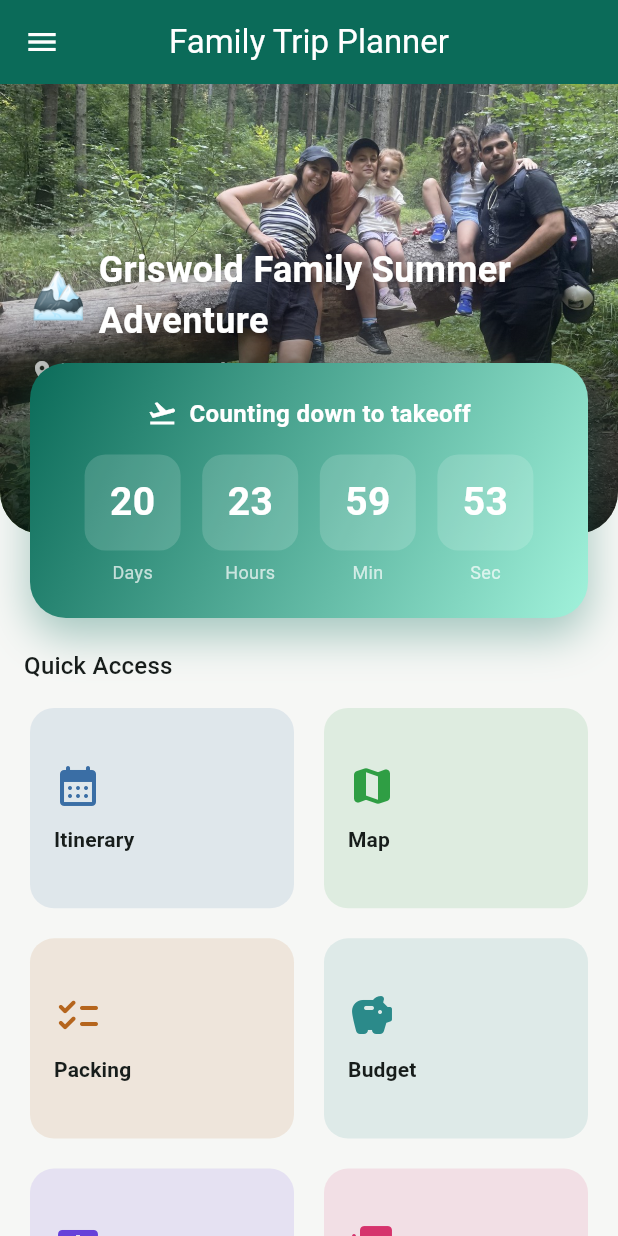
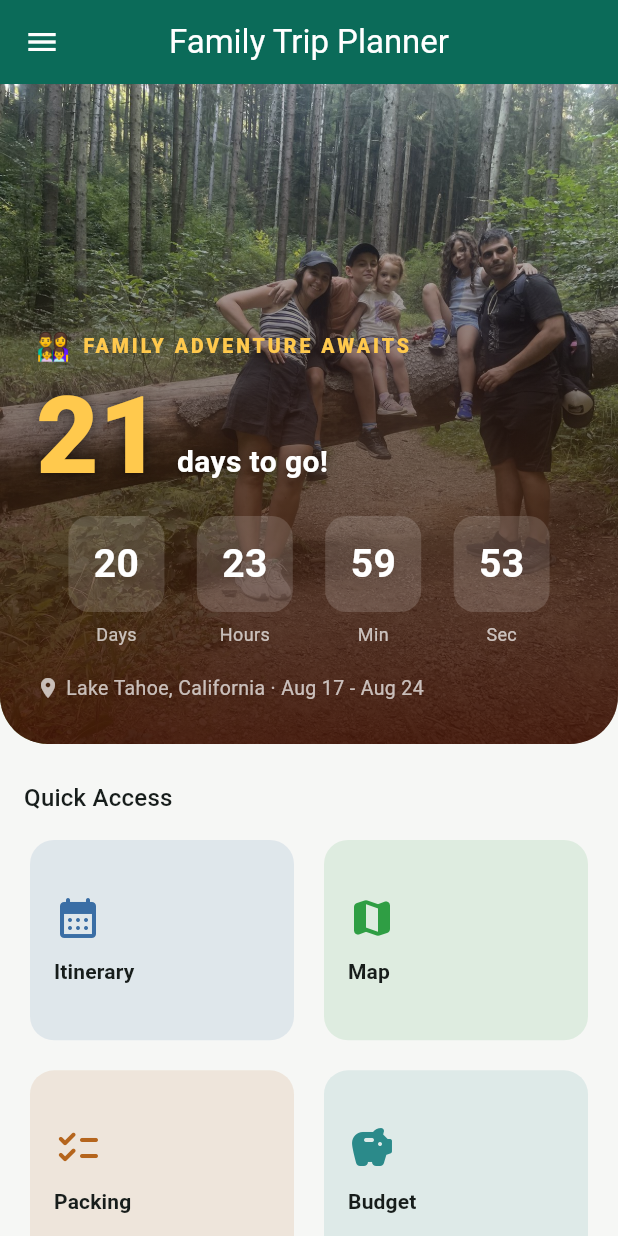
Before and after one commit to yomtovg1-sys/Family-trip-app, a Flutter app: the screen it shows after launch, on a phone screen of 412 x 824 dp. Run offline on Flutter 3.47's test engine with Material 3 defaults, Android fonts, the phone set to English and light mode, and no system bars; our stand-ins replace flutter_map, latlong2.

Commit message:
Make the countdown a large warm hero card on Home
Merges the trip photo and countdown into a single tall hero block that
is the first thing shown on the Home screen: a big gold "X days to go!"
headline over the family photo, the live ticking Days/Hours/Min/Sec row
beneath it, and a warm sunset-toned scrim in place of the flat black
overlay. Also adapts the headline and copy for the on-trip and
trip-completed states, with a Photo Journal shortcut once the trip ends.

```diff
--- a/lib/screens/home_screen.dart
+++ b/lib/screens/home_screen.dart
@@ -9,9 +9,6 @@ import '../widgets/countdown_timer.dart';
 
 class HomeScreen extends StatelessWidget {
   const HomeScreen({super.key});
-
-  static const double _heroHeight = 300;
-  static const double _cardOverlap = 56;
 
   @override
   Widget build(BuildContext context) {
@@ -29,24 +26,9 @@ class HomeScreen extends StatelessWidget {
       body: ListView(
         padding: EdgeInsets.zero,
         children: [
-          Stack(
-            clipBehavior: Clip.none,
-            children: [
-              SizedBox(
-                height: _heroHeight,
-                width: double.infinity,
-                child: _HeroPhoto(trip: trip),
-              ),
-              Positioned(
-                left: 20,
-                right: 20,
-                bottom: -_cardOverlap,
-                child: _TripStatusCard(trip: trip),
-              ),
-            ],
-          ),
+          _CountdownHeroCard(trip: trip),
           Padding(
-            padding: const EdgeInsets.fromLTRB(16, _cardOverlap + 20, 16, 16),
+            padding: const EdgeInsets.fromLTRB(16, 24, 16, 16),
             child: Column(
               crossAxisAlignment: CrossAxisAlignment.start,
               children: [
@@ -76,17 +58,25 @@ class HomeScreen extends StatelessWidget {
   }
 }
 
-class _HeroPhoto extends StatelessWidget {
+/// The big, warm, family-facing countdown hero. This is the first thing a
+/// family member sees when opening the app: the trip photo as a backdrop
+/// with a large, exciting countdown overlaid on top.
+class _CountdownHeroCard extends StatelessWidget {
   final Trip trip;
 
-  const _HeroPhoto({required this.trip});
+  const _CountdownHeroCard({required this.trip});
+
+  static const _gold = Color(0xFFFFC94D);
 
   @override
   Widget build(BuildContext context) {
     final dateFormat = DateFormat('MMM d');
 
     return ClipRRect(
-      borderRadius: const BorderRadius.vertical(bottom: Radius.circular(28)),
+      borderRadius: const BorderRadius.vertical(bottom: Radius.circular(32)),
+      child: SizedBox(
+        height: 440,
+        width: double.infinity,
         child: Stack(
           fit: StackFit.expand,
           children: [
@@ -96,135 +86,155 @@ class _HeroPhoto extends StatelessWidget {
                 gradient: LinearGradient(
                   begin: Alignment.topCenter,
                   end: Alignment.bottomCenter,
-                colors: [Colors.transparent, Colors.black87],
-                stops: [0.35, 1.0],
+                  colors: [
+                    Color(0x00000000),
+                    Color(0x992E1608),
+                    Color(0xE83E1204),
+                  ],
+                  stops: [0.0, 0.5, 1.0],
                 ),
               ),
             ),
-          Positioned(
-            left: 20,
-            right: 20,
-            bottom: 76,
+            Padding(
+              padding: const EdgeInsets.fromLTRB(24, 20, 24, 28),
               child: Column(
+                mainAxisAlignment: MainAxisAlignment.end,
                 crossAxisAlignment: CrossAxisAlignment.start,
-              mainAxisSize: MainAxisSize.min,
                 children: [
                   Row(
                     children: [
-                    Text(trip.heroEmoji, style: const TextStyle(fontSize: 30)),
+                      const Text('👨‍👩‍👧‍👦', style: TextStyle(fontSize: 18)),
                       const SizedBox(width: 8),
-                    Expanded(
-                      child: Text(
-                        trip.name,
+                      Text(
+                        _eyebrow(),
                         style: const TextStyle(
-                          color: Colors.white,
-                          fontSize: 24,
-                          fontWeight: FontWeight.bold,
-                          shadows: [Shadow(blurRadius: 8, color: Colors.black45)],
-                        ),
+                          color: _gold,
+                          fontSize: 13,
+                          fontWeight: FontWeight.w800,
+                          letterSpacing: 2,
                         ),
                       ),
                     ],
                   ),
-                const SizedBox(height: 6),
+                  const SizedBox(height: 10),
+                  _buildHeadline(context),
+                  const SizedBox(height: 18),
+                  _buildBody(context),
+                  const SizedBox(height: 18),
                   Row(
                     children: [
                       const Icon(Icons.location_on, color: Colors.white70, size: 16),
                       const SizedBox(width: 4),
-                    Text(
-                      trip.destination,
-                      style: const TextStyle(color: Colors.white70, fontSize: 14),
+                      Expanded(
+                        child: Text(
+                          '${trip.destination} · ${dateFormat.format(trip.startDate)} - ${dateFormat.format(trip.endDate)}',
+                          style: const TextStyle(color: Colors.white70, fontSize: 13),
+                          overflow: TextOverflow.ellipsis,
+                        ),
                       ),
                     ],
-                ),
-                const SizedBox(height: 4),
-                Text(
-                  '${dateFormat.format(trip.startDate)} - ${dateFormat.format(trip.endDate)} · ${trip.durationInDays} days',
-                  style: const TextStyle(color: Colors.white70, fontSize: 13),
                   ),
                 ],
               ),
             ),
           ],
         ),
-    );
-  }
-}
-
-class _TripStatusCard extends StatelessWidget {
-  final Trip trip;
-
-  const _TripStatusCard({required this.trip});
-
-  @override
-  Widget build(BuildContext context) {
-    final theme = Theme.of(context);
-
-    return Container(
-      padding: const EdgeInsets.all(22),
-      decoration: BoxDecoration(
-        gradient: LinearGradient(
-          begin: Alignment.topLeft,
-          end: Alignment.bottomRight,
-          colors: [theme.colorScheme.primary, theme.colorScheme.primaryContainer],
       ),
-        borderRadius: BorderRadius.circular(24),
-        boxShadow: [
-          BoxShadow(
-            color: theme.colorScheme.primary.withValues(alpha: 0.35),
-            blurRadius: 24,
-            offset: const Offset(0, 12),
-          ),
-        ],
-      ),
-      child: _buildContent(context),
     );
   }
 
-  Widget _buildContent(BuildContext context) {
+  String _eyebrow() {
+    if (trip.hasEnded) return 'ADVENTURE COMPLETE';
+    if (trip.hasStarted) return 'LIVING THE ADVENTURE';
+    return 'FAMILY ADVENTURE AWAITS';
+  }
+
+  Widget _buildHeadline(BuildContext context) {
     if (trip.hasEnded) {
-      return const _StatusHeadline(icon: Icons.emoji_events, text: 'What a trip! 🎉');
+      return const Text(
+        'What a trip! 🎉',
+        style: TextStyle(
+          color: Colors.white,
+          fontSize: 34,
+          fontWeight: FontWeight.w800,
+          shadows: [Shadow(blurRadius: 10, color: Colors.black45)],
+        ),
+      );
     }
     if (trip.hasStarted) {
       final dayNumber = (DateTime.now().difference(trip.startDate).inDays + 1)
           .clamp(1, trip.durationInDays);
-      return Column(
+      return _BigStat(number: '$dayNumber', suffix: 'of ${trip.durationInDays} days');
+    }
+    final days = trip.timeUntilStart.isNegative ? 0 : trip.timeUntilStart.inDays;
+    return _BigStat(number: '$days', suffix: days == 1 ? 'day to go!' : 'days to go!');
+  }
+
+  Widget _buildBody(BuildContext context) {
+    if (trip.hasEnded) {
+      return Row(
         children: [
-          const _StatusHeadline(icon: Icons.hiking, text: "You're on the trip!"),
-          const SizedBox(height: 8),
-          Text(
-            'Day $dayNumber of ${trip.durationInDays}',
+          Expanded(
+            child: Text(
+              'Relive the memories from ${trip.destination}',
               style: const TextStyle(color: Colors.white70, fontSize: 14),
+            ),
+          ),
+          const SizedBox(width: 12),
+          OutlinedButton(
+            style: OutlinedButton.styleFrom(
+              foregroundColor: Colors.white,
+              side: const BorderSide(color: Colors.white70),
+            ),
+            onPressed: () => Navigator.of(context).pushNamed(AppSection.photosRoute),
+            child: const Text('Photo Journal'),
           ),
         ],
       );
     }
-    return Column(
-      children: [
-        const _StatusHeadline(icon: Icons.flight_takeoff, text: 'Counting down to takeoff'),
-        const SizedBox(height: 16),
-        CountdownTimer(target: trip.startDate),
-      ],
+    if (trip.hasStarted) {
+      return Text(
+        "We're making memories in ${trip.destination}! 🏕️",
+        style: const TextStyle(color: Colors.white, fontSize: 15, fontWeight: FontWeight.w500),
       );
+    }
+    return CountdownTimer(target: trip.startDate);
   }
 }
 
-class _StatusHeadline extends StatelessWidget {
-  final IconData icon;
-  final String text;
+class _BigStat extends StatelessWidget {
+  final String number;
+  final String suffix;
 
-  const _StatusHeadline({required this.icon, required this.text});
+  const _BigStat({required this.number, required this.suffix});
 
   @override
   Widget build(BuildContext context) {
     return Row(
-      mainAxisAlignment: MainAxisAlignment.center,
+      crossAxisAlignment: CrossAxisAlignment.baseline,
+      textBaseline: TextBaseline.alphabetic,
       children: [
-        Icon(icon, color: Colors.white, size: 20),
-        const SizedBox(width: 8),
         Text(
-          text,
-          style: const TextStyle(color: Colors.white, fontSize: 16, fontWeight: FontWeight.w600),
+          number,
+          style: const TextStyle(
+            color: _CountdownHeroCard._gold,
+            fontSize: 72,
+            fontWeight: FontWeight.w900,
+            height: 1,
+            shadows: [Shadow(blurRadius: 12, color: Colors.black54)],
+          ),
+        ),
+        const SizedBox(width: 10),
+        Flexible(
+          child: Text(
+            suffix,
+            style: const TextStyle(
+              color: Colors.white,
+              fontSize: 20,
+              fontWeight: FontWeight.w700,
+              shadows: [Shadow(blurRadius: 8, color: Colors.black45)],
+            ),
+          ),
         ),
       ],
     );
```
Lines whose indentation alone changed are shown as unchanged.
